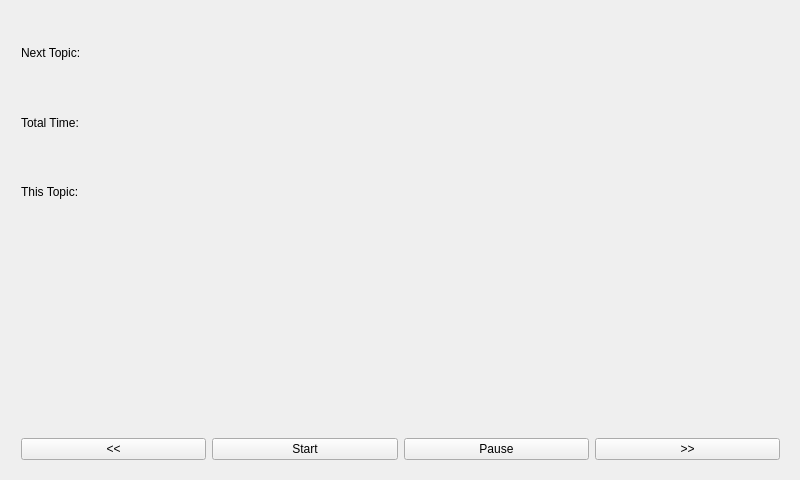
Old version of the form MainWindow.ui in the repository hardaker/Agenda.
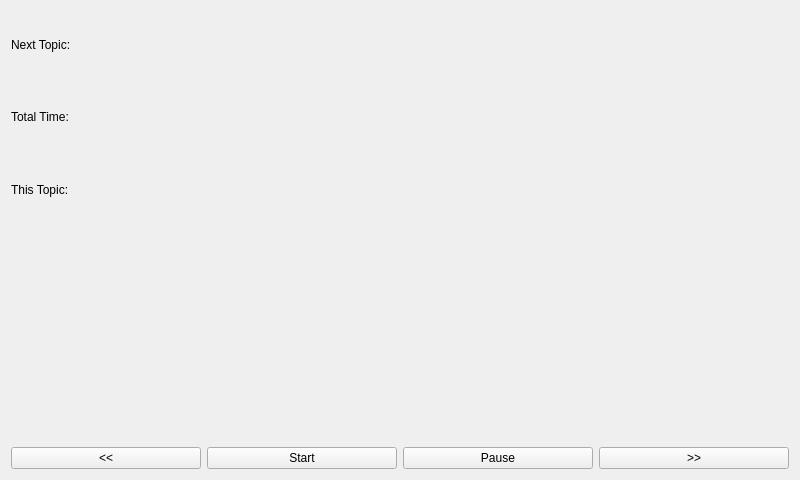
New version of the form.

Commit message: assign layout

Patch:
```diff
--- a/MainWindow.ui
+++ b/MainWindow.ui
@@ -14,15 +14,8 @@
    <string>MainWindow</string>
   </property>
   <widget class="QWidget" name="centralWidget">
-   <widget class="QWidget" name="verticalLayoutWidget">
-    <property name="geometry">
-     <rect>
-      <x>10</x>
-      <y>10</y>
-      <width>781</width>
-      <height>461</height>
-     </rect>
-    </property>
+   <layout class="QVBoxLayout" name="verticalLayout_3">
+    <item>
     <layout class="QVBoxLayout" name="verticalLayout">
      <item>
       <layout class="QHBoxLayout" name="horizontalLayout_2">
@@ -121,9 +114,8 @@
       </layout>
      </item>
     </layout>
-   </widget>
-   <zorder>verticalLayoutWidget</zorder>
-   <zorder>horizontalLayoutWidget</zorder>
+    </item>
+   </layout>
   </widget>
  </widget>
  <layoutdefault spacing="6" margin="11"/>
```
Lines whose indentation alone changed are shown as unchanged.
